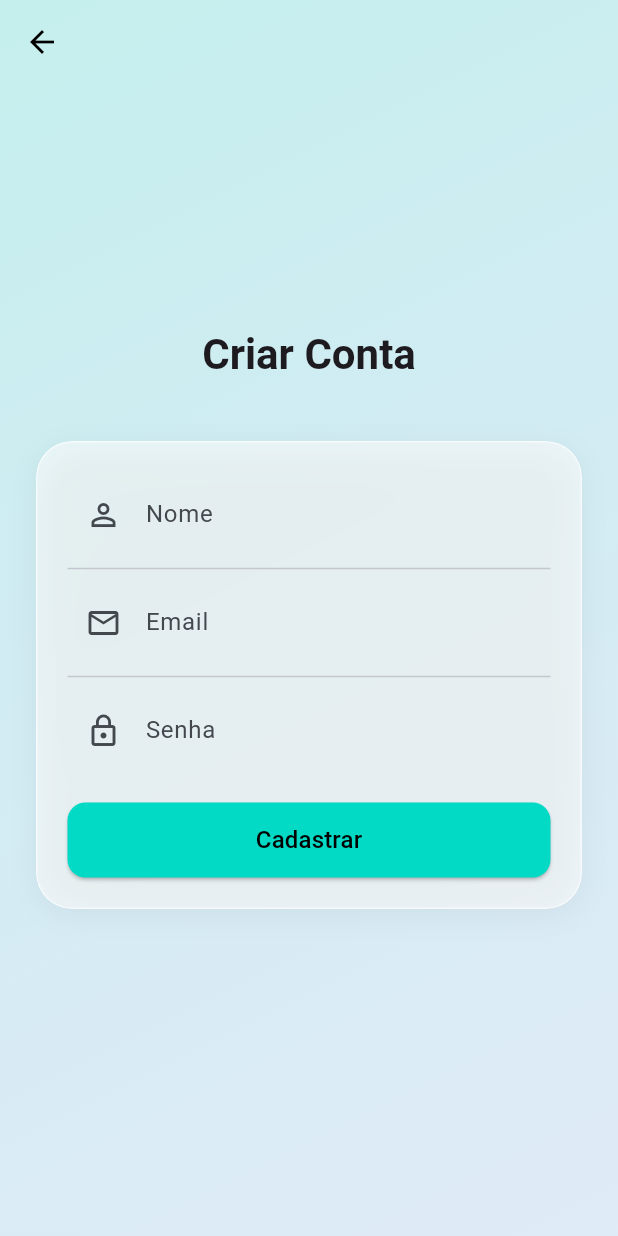
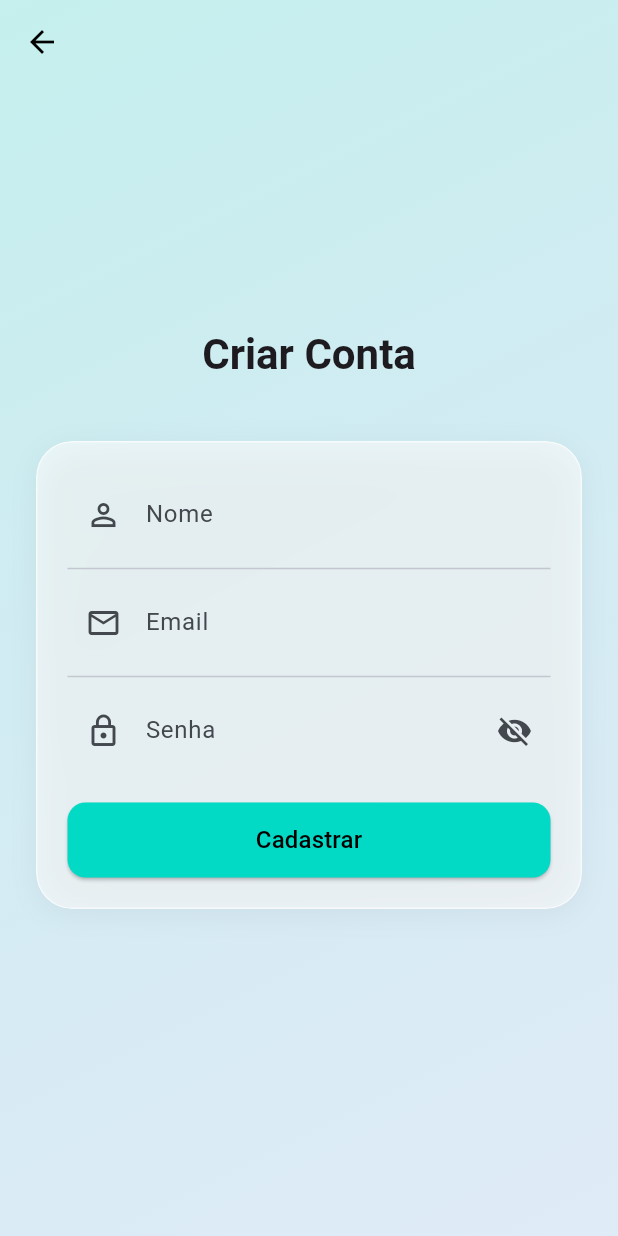
Before and after one commit to nexxo-app/nexxo_flutter, a Flutter app: the screen it shows after launch, after a tap on "Não tem uma conta? Cadastre-se", on a phone screen of 412 x 824 dp. Run offline on Flutter 3.47's test engine with Material 3 defaults, Android fonts, the phone set to English and light mode, and no system bars; our stand-ins replace go_router, google_fonts, supabase_flutter; accounts and stored records are empty.

Commit message:
Add password visibility toggle to auth screens
Introduced a password visibility toggle in both login and register screens by adding an _isPasswordVisible state and a suffix icon button to the password TextField. This improves user experience by allowing users to view or hide their password input.

```diff
--- a/lib/presentation/screens/auth/login_screen.dart
+++ b/lib/presentation/screens/auth/login_screen.dart
@@ -15,6 +15,7 @@ class _LoginScreenState extends State<LoginScreen> {
   final _emailController = TextEditingController();
   final _passwordController = TextEditingController();
   bool _isLoading = false;
+  bool _isPasswordVisible = false;
 
   Future<void> _signIn() async {
     if (_emailController.text.isEmpty || _passwordController.text.isEmpty) {
@@ -94,11 +95,23 @@ class _LoginScreenState extends State<LoginScreen> {
                       const Divider(),
                       TextField(
                         controller: _passwordController,
-                        obscureText: true,
-                        decoration: const InputDecoration(
+                        obscureText: !_isPasswordVisible,
+                        decoration: InputDecoration(
                           labelText: 'Senha',
-                          prefixIcon: Icon(Icons.lock_outline),
+                          prefixIcon: const Icon(Icons.lock_outline),
                           border: InputBorder.none,
+                          suffixIcon: IconButton(
+                            icon: Icon(
+                              _isPasswordVisible
+                                  ? Icons.visibility
+                                  : Icons.visibility_off,
+                            ),
+                            onPressed: () {
+                              setState(() {
+                                _isPasswordVisible = !_isPasswordVisible;
+                              });
+                            },
+                          ),
                         ),
                       ),
                       Align(
--- a/lib/presentation/screens/auth/register_screen.dart
+++ b/lib/presentation/screens/auth/register_screen.dart
@@ -16,6 +16,7 @@ class _RegisterScreenState extends State<RegisterScreen> {
   final _emailController = TextEditingController();
   final _passwordController = TextEditingController();
   bool _isLoading = false;
+  bool _isPasswordVisible = false;
 
   Future<void> _signUp() async {
     if (_nameController.text.isEmpty ||
@@ -123,11 +124,23 @@ class _RegisterScreenState extends State<RegisterScreen> {
                       const Divider(),
                       TextField(
                         controller: _passwordController,
-                        obscureText: true,
-                        decoration: const InputDecoration(
+                        obscureText: !_isPasswordVisible,
+                        decoration: InputDecoration(
                           labelText: 'Senha',
-                          prefixIcon: Icon(Icons.lock_outline),
+                          prefixIcon: const Icon(Icons.lock_outline),
                           border: InputBorder.none,
+                          suffixIcon: IconButton(
+                            icon: Icon(
+                              _isPasswordVisible
+                                  ? Icons.visibility
+                                  : Icons.visibility_off,
+                            ),
+                            onPressed: () {
+                              setState(() {
+                                _isPasswordVisible = !_isPasswordVisible;
+                              });
+                            },
+                          ),
                         ),
                       ),
                       const SizedBox(height: 20),
```
